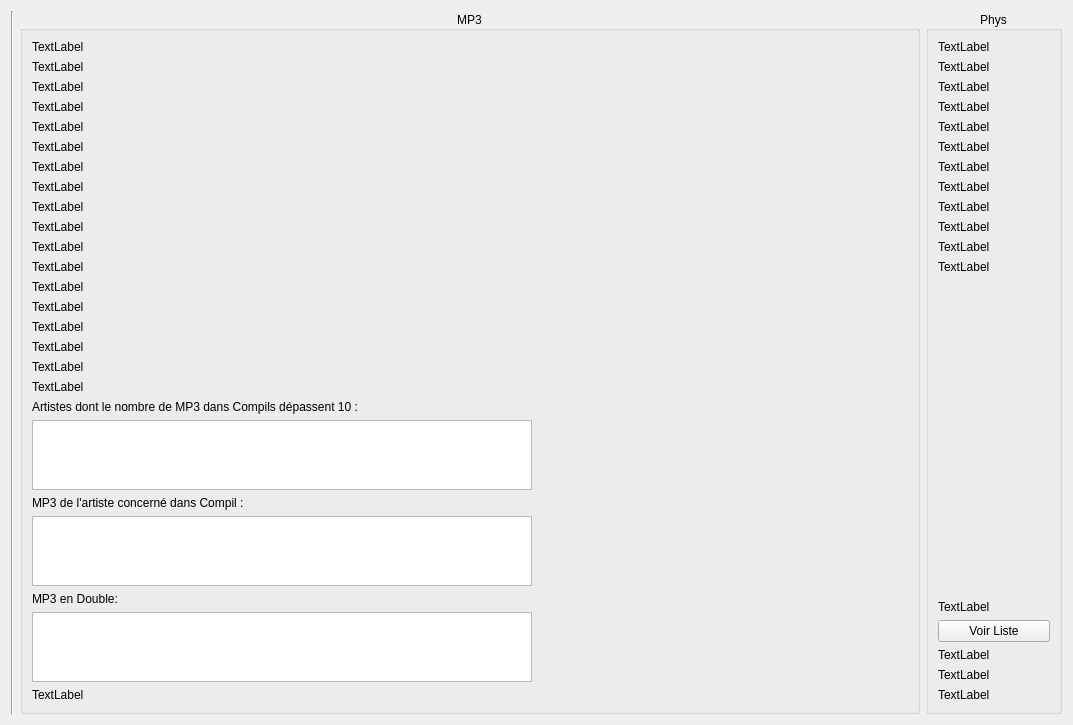
Before: the Qt Designer form projet-musique/core/ongletstats.ui in toopoormaghell/projet-musique, drawn with Qt 5.
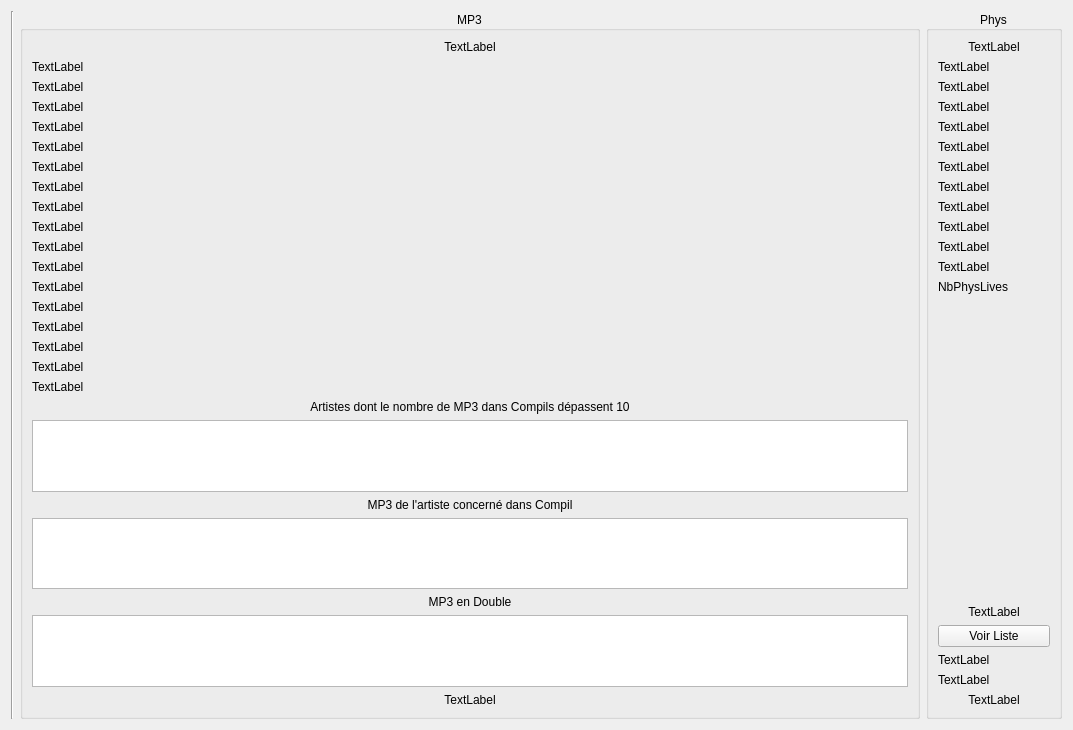
After: the same form once the commit is applied.

Commit message: Ajout de l'icone pour changer la couleur de l'application. Ajout du support 4 correspondant au live. Petits changements désign.

Diff of the .ui file:
```diff
--- a/projet-musique/core/ongletstats.ui
+++ b/projet-musique/core/ongletstats.ui
@@ -7,7 +7,7 @@
     <x>0</x>
     <y>0</y>
     <width>1073</width>
-    <height>708</height>
+    <height>730</height>
    </rect>
   </property>
   <property name="windowTitle">
@@ -49,6 +49,9 @@
           <property name="text">
            <string>TextLabel</string>
           </property>
+          <property name="alignment">
+           <set>Qt::AlignCenter</set>
+          </property>
          </widget>
         </item>
         <item>
@@ -250,12 +253,15 @@
          <widget class="QLabel" name="Art">
           <property name="maximumSize">
            <size>
-            <width>500</width>
+            <width>16777215</width>
             <height>16777215</height>
            </size>
           </property>
           <property name="text">
-           <string>Artistes dont le nombre de MP3 dans Compils dépassent 10 :</string>
+           <string>Artistes dont le nombre de MP3 dans Compils dépassent 10</string>
+          </property>
+          <property name="alignment">
+           <set>Qt::AlignCenter</set>
           </property>
          </widget>
         </item>
@@ -263,7 +269,7 @@
          <widget class="QListWidget" name="ArtistesDansCompil">
           <property name="maximumSize">
            <size>
-            <width>500</width>
+            <width>900</width>
             <height>400</height>
            </size>
           </property>
@@ -272,7 +278,10 @@
         <item>
          <widget class="QLabel" name="Mp3Art10">
           <property name="text">
-           <string>MP3 de l'artiste concerné dans Compil :</string>
+           <string>MP3 de l'artiste concerné dans Compil</string>
+          </property>
+          <property name="alignment">
+           <set>Qt::AlignCenter</set>
           </property>
          </widget>
         </item>
@@ -280,7 +289,7 @@
          <widget class="QListWidget" name="MP3Artiste5">
           <property name="maximumSize">
            <size>
-            <width>500</width>
+            <width>900</width>
             <height>400</height>
            </size>
           </property>
@@ -289,7 +298,10 @@
         <item>
          <widget class="QLabel" name="DoublonsMP3_2">
           <property name="text">
-           <string>MP3 en Double:</string>
+           <string>MP3 en Double</string>
+          </property>
+          <property name="alignment">
+           <set>Qt::AlignCenter</set>
           </property>
          </widget>
         </item>
@@ -297,7 +309,7 @@
          <widget class="QListWidget" name="DoublonsMP3">
           <property name="maximumSize">
            <size>
-            <width>500</width>
+            <width>900</width>
             <height>400</height>
            </size>
           </property>
@@ -308,6 +320,9 @@
           <property name="text">
            <string>TextLabel</string>
           </property>
+          <property name="alignment">
+           <set>Qt::AlignCenter</set>
+          </property>
          </widget>
         </item>
        </layout>
@@ -333,6 +348,9 @@
           <property name="text">
            <string>TextLabel</string>
           </property>
+          <property name="alignment">
+           <set>Qt::AlignCenter</set>
+          </property>
          </widget>
         </item>
         <item>
@@ -412,6 +430,13 @@
           </property>
          </widget>
         </item>
+        <item>
+         <widget class="QLabel" name="NbPhysLive">
+          <property name="text">
+           <string>NbPhysLives</string>
+          </property>
+         </widget>
+        </item>
         <item>
          <spacer name="verticalSpacer_3">
           <property name="orientation">
@@ -430,6 +455,9 @@
           <property name="text">
            <string>TextLabel</string>
           </property>
+          <property name="alignment">
+           <set>Qt::AlignCenter</set>
+          </property>
          </widget>
         </item>
         <item>
@@ -471,6 +499,9 @@
           <property name="text">
            <string>TextLabel</string>
           </property>
+          <property name="alignment">
+           <set>Qt::AlignCenter</set>
+          </property>
          </widget>
         </item>
        </layout>
```
Left out of the diff: 24 changed lines with no effect on the pictures. The commit also changes 15 other files.
